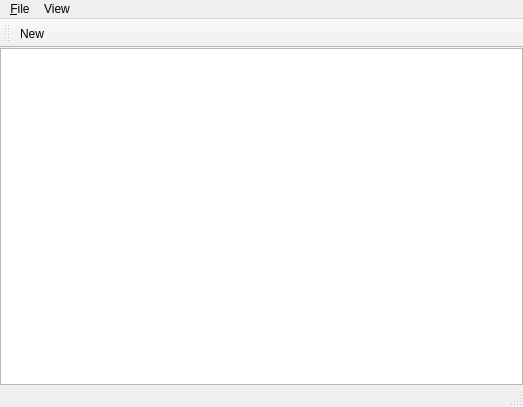
The window that mainwindow.ui (OrionFOTL/QtTextEditor) describes before a commit, drawn with Qt 5.
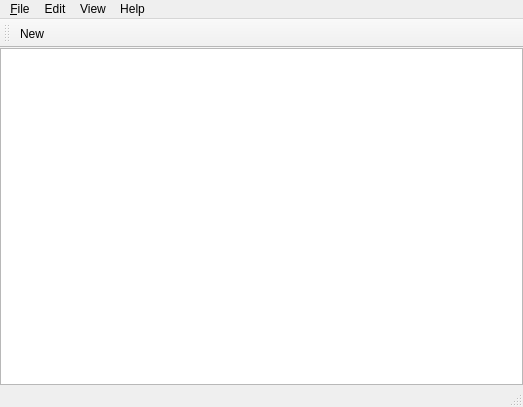
The same window after the commit. Icons and pictures are not drawn.

Commit message: Added undo, redo, cut, paste, about, etc

```diff
--- a/mainwindow.ui
+++ b/mainwindow.ui
@@ -67,8 +67,28 @@
     </property>
     <addaction name="actionSelectFont"/>
    </widget>
+   <widget class="QMenu" name="menuHelp">
+    <property name="title">
+     <string>Help</string>
+    </property>
+    <addaction name="actionAbout"/>
+    <addaction name="actionAboutQt"/>
+   </widget>
+   <widget class="QMenu" name="menuEdit">
+    <property name="title">
+     <string>Edit</string>
+    </property>
+    <addaction name="actionCut"/>
+    <addaction name="actionCopy"/>
+    <addaction name="actionPaste"/>
+    <addaction name="separator"/>
+    <addaction name="actionUndo"/>
+    <addaction name="actionRedo"/>
+   </widget>
    <addaction name="menuFile"/>
+   <addaction name="menuEdit"/>
    <addaction name="menuView"/>
+   <addaction name="menuHelp"/>
   </widget>
   <widget class="QToolBar" name="mainToolBar">
    <attribute name="toolBarArea">
```
Left out of the diff: 77 changed lines with no effect on the pictures. The commit also changes 2 other files.
